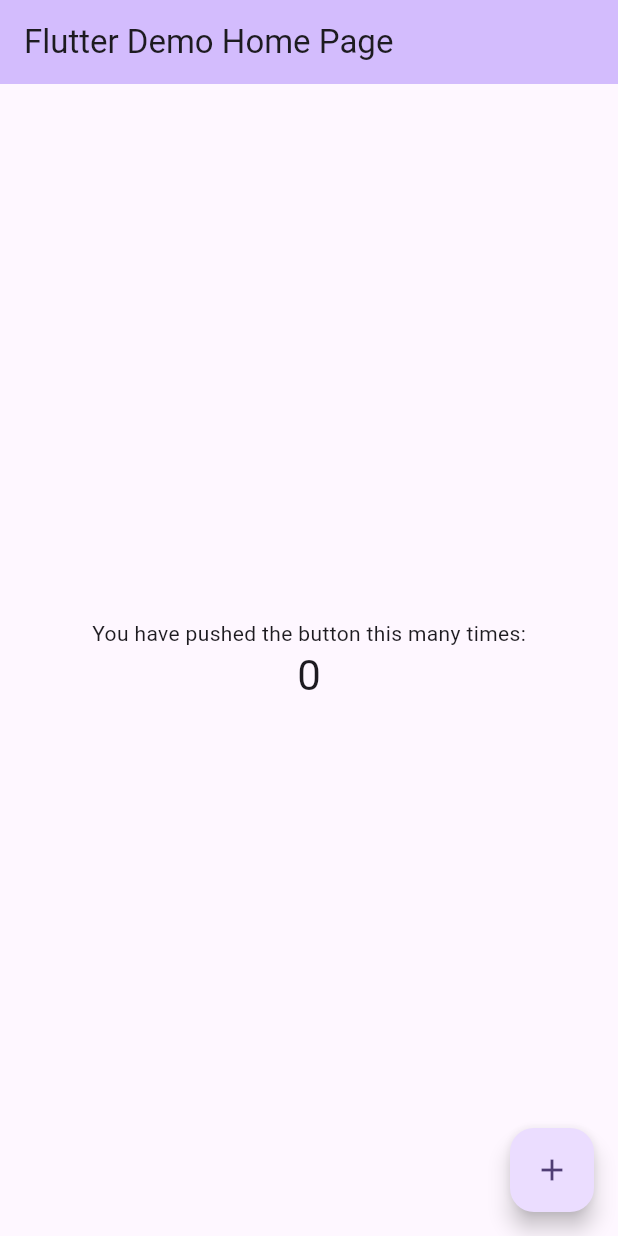
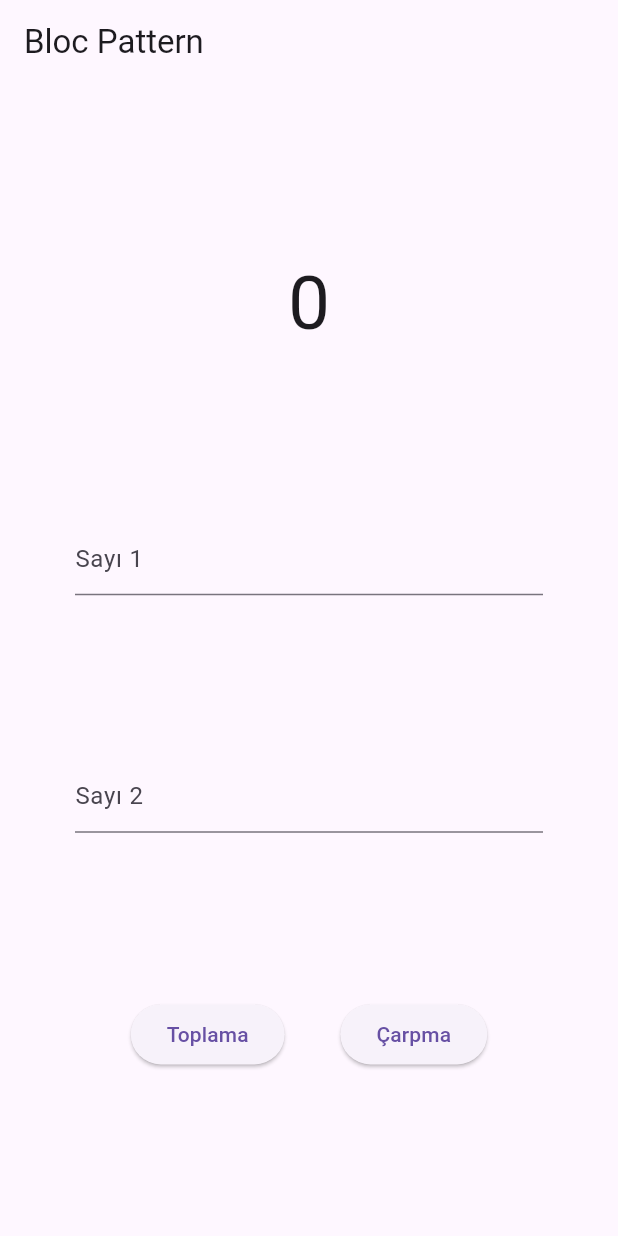
Before and after one commit to fatma1604/bloc_hesapM-, a Flutter app: the screen it shows after launch, on a phone screen of 412 x 824 dp. Run offline on Flutter 3.47's test engine with Material 3 defaults, Android fonts, the light colour scheme and no system bars; our stand-ins replace flutter_bloc.

Commit message:
tasarum yapılıcak:)

```diff
--- /dev/null
+++ b/bloc_hesap/lib/data/repo/matamatik_repos.dart
@@ -0,0 +1,15 @@
+class MatamatikRepos {
+  int toplamayap(String alinaSayi1, String alinansayi2) {
+    int sayi1 = int.parse(alinaSayi1);
+    int sayi2 = int.parse(alinansayi2);
+    int toplam = sayi1 + sayi2;
+    return toplam;
+  }
+
+  int carpmayap(String alinaSayi1, String alinansayi2) {
+    int sayi1 = int.parse(alinaSayi1);
+    int sayi2 = int.parse(alinansayi2);
+    int carpma = sayi1 + sayi2;
+    return carpma;
+  }
+}
--- a/bloc_hesap/lib/main.dart
+++ b/bloc_hesap/lib/main.dart
@@ -1,4 +1,8 @@
+import 'package:bloc_hesap/ui/cubit/anasayfa_cubiti.dart';
+import 'package:bloc_hesap/ui/vies/anasayfa.dart';
+
 import 'package:flutter/material.dart';
+import 'package:flutter_bloc/flutter_bloc.dart';
 
 void main() {
   runApp(const MyApp());
@@ -7,119 +11,14 @@ void main() {
 class MyApp extends StatelessWidget {
   const MyApp({super.key});
 
-  // This widget is the root of your application.
+
   @override
   Widget build(BuildContext context) {
-    return MaterialApp(
-      title: 'Flutter Demo',
-      theme: ThemeData(
-        // This is the theme of your application.
-        //
-        // TRY THIS: Try running your application with "flutter run". You'll see
-        // the application has a purple toolbar. Then, without quitting the app,
-        // try changing the seedColor in the colorScheme below to Colors.green
-        // and then invoke "hot reload" (save your changes or press the "hot
-        // reload" button in a Flutter-supported IDE, or press "r" if you used
-        // the command line to start the app).
-        //
-        // Notice that the counter didn't reset back to zero; the application
-        // state is not lost during the reload. To reset the state, use hot
-        // restart instead.
-        //
-        // This works for code too, not just values: Most code changes can be
-        // tested with just a hot reload.
-        colorScheme: ColorScheme.fromSeed(seedColor: Colors.deepPurple),
-        useMaterial3: true,
-      ),
-      home: const MyHomePage(title: 'Flutter Demo Home Page'),
+    //yazılan cubitleri dinleticez ama ilk önce mainde cubiti tanımlaylım
+    return MultiBlocProvider(
+      providers: [BlocProvider(create: ((context) => AnasayfaCubiti()))],
+      child: const MaterialApp(
+          debugShowCheckedModeBanner: false, home: Anasayfa()),
     );
   }
 }
-
-class MyHomePage extends StatefulWidget {
-  const MyHomePage({super.key, required this.title});
-
-  // This widget is the home page of your application. It is stateful, meaning
-  // that it has a State object (defined below) that contains fields that affect
-  // how it looks.
-
-  // This class is the configuration for the state. It holds the values (in this
-  // case the title) provided by the parent (in this case the App widget) and
-  // used by the build method of the State. Fields in a Widget subclass are
-  // always marked "final".
-
-  final String title;
-
-  @override
-  State<MyHomePage> createState() => _MyHomePageState();
-}
-
-class _MyHomePageState extends State<MyHomePage> {
-  int _counter = 0;
-
-  void _incrementCounter() {
-    setState(() {
-      // This call to setState tells the Flutter framework that something has
-      // changed in this State, which causes it to rerun the build method below
-      // so that the display can reflect the updated values. If we changed
-      // _counter without calling setState(), then the build method would not be
-      // called again, and so nothing would appear to happen.
-      _counter++;
-    });
-  }
-
-  @override
-  Widget build(BuildContext context) {
-    // This method is rerun every time setState is called, for instance as done
-    // by the _incrementCounter method above.
-    //
-    // The Flutter framework has been optimized to make rerunning build methods
-    // fast, so that you can just rebuild anything that needs updating rather
-    // than having to individually change instances of widgets.
-    return Scaffold(
-      appBar: AppBar(
-        // TRY THIS: Try changing the color here to a specific color (to
-        // Colors.amber, perhaps?) and trigger a hot reload to see the AppBar
-        // change color while the other colors stay the same.
-        backgroundColor: Theme.of(context).colorScheme.inversePrimary,
-        // Here we take the value from the MyHomePage object that was created by
-        // the App.build method, and use it to set our appbar title.
-        title: Text(widget.title),
-      ),
-      body: Center(
-        // Center is a layout widget. It takes a single child and positions it
-        // in the middle of the parent.
-        child: Column(
-          // Column is also a layout widget. It takes a list of children and
-          // arranges them vertically. By default, it sizes itself to fit its
-          // children horizontally, and tries to be as tall as its parent.
-          //
-          // Column has various properties to control how it sizes itself and
-          // how it positions its children. Here we use mainAxisAlignment to
-          // center the children vertically; the main axis here is the vertical
-          // axis because Columns are vertical (the cross axis would be
-          // horizontal).
-          //
-          // TRY THIS: Invoke "debug painting" (choose the "Toggle Debug Paint"
-          // action in the IDE, or press "p" in the console), to see the
-          // wireframe for each widget.
-          mainAxisAlignment: MainAxisAlignment.center,
-          children: <Widget>[
-            const Text(
-              'You have pushed the button this many times:',
-            ),
-            Text(
-              '$_counter',
-              style: Theme.of(context).textTheme.headlineMedium,
-            ),
-          ],
-        ),
-      ),
-      floatingActionButton: FloatingActionButton(
-        onPressed: _incrementCounter,
-        tooltip: 'Increment',
-        child: const Icon(Icons.add),
-      ), // This trailing comma makes auto-formatting nicer for build methods.
-    );
-  }
-}
--- /dev/null
+++ b/bloc_hesap/lib/ui/cubit/anasayfa_cubiti.dart
@@ -0,0 +1,17 @@
+import 'package:bloc_hesap/data/repo/matamatik_repos.dart';
+import 'package:flutter_bloc/flutter_bloc.dart';
+//bu cubitin görevi işlem yaptımak ve ara yüze göndermek işlevler için repo açıyoruz
+//burda yöetiçi olucak
+
+class AnasayfaCubiti extends Cubit<int> {
+  //gönderceği bir veri yoksa void
+  AnasayfaCubiti() : super(0);
+  var matRepo = MatamatikRepos();
+  void toplamayap(String alinaSayi1, String alinansayi2) {
+    emit(matRepo.toplamayap(alinaSayi1, alinansayi2)); //veri gönderir
+  }
+
+  void carp(String alinaSayi1, String alinansayi2) {
+    emit(matRepo.carpmayap(alinaSayi1, alinansayi2)); //veri gönderir
+  }
+}
--- /dev/null
+++ b/bloc_hesap/lib/ui/vies/anasayfa.dart
@@ -0,0 +1,69 @@
+import 'package:bloc_hesap/ui/cubit/anasayfa_cubiti.dart';
+import 'package:flutter/material.dart';
+import 'package:flutter_bloc/flutter_bloc.dart';
+
+class Anasayfa extends StatefulWidget {
+  const Anasayfa({super.key});
+
+  @override
+  State<Anasayfa> createState() => _DenState();
+}
+
+class _DenState extends State<Anasayfa> {
+  final TextEditingController _sayi1Controller = TextEditingController();
+  final TextEditingController _sayi2Controller = TextEditingController();
+
+  @override
+  Widget build(BuildContext context) {
+    return Scaffold(
+      appBar: AppBar(
+        title: const Text("Bloc Pattern"),
+      ),
+      body: Center(
+        child: Padding(
+          padding: const EdgeInsets.only(left: 50, right: 50),
+          child: Column(
+            mainAxisAlignment: MainAxisAlignment.spaceEvenly,
+            children: [
+              BlocBuilder<AnasayfaCubiti, int>(
+                //Dinleme
+                builder: (context, sonuc) {
+                  return Text(
+                    sonuc.toString(),
+                    style: const TextStyle(fontSize: 50),
+                  );
+                },
+              ),
+              TextField(
+                controller: _sayi1Controller,
+                decoration: const InputDecoration(hintText: "Sayı 1"),
+              ),
+              TextField(
+                controller: _sayi2Controller,
+                decoration: const InputDecoration(hintText: "Sayı 2"),
+              ),
+              Row(
+                mainAxisAlignment: MainAxisAlignment.spaceEvenly,
+                children: [
+                  ElevatedButton(
+                      onPressed: () {
+                        context.read<AnasayfaCubiti>().toplamayap(
+                            _sayi1Controller.text, _sayi2Controller.text);
+                      },
+                      child: const Text("Toplama")),
+                  ElevatedButton(
+                      onPressed: () {
+                        context
+                            .read<AnasayfaCubiti>()
+                            .carp(_sayi1Controller.text, _sayi2Controller.text);
+                      },
+                      child: const Text("Çarpma")),
+                ],
+              )
+            ],
+          ),
+        ),
+      ),
+    );
+  }
+}
--- a/bloc_hesap/pubspec.yaml
+++ b/bloc_hesap/pubspec.yaml
@@ -35,6 +35,7 @@ dependencies:
   # The following adds the Cupertino Icons font to your application.
   # Use with the CupertinoIcons class for iOS style icons.
   cupertino_icons: ^1.0.8
+  flutter_bloc:
 
 dev_dependencies:
   flutter_test:
```
Also changed, not shown: bloc_hesap/pubspec.lock, 1 other file.
